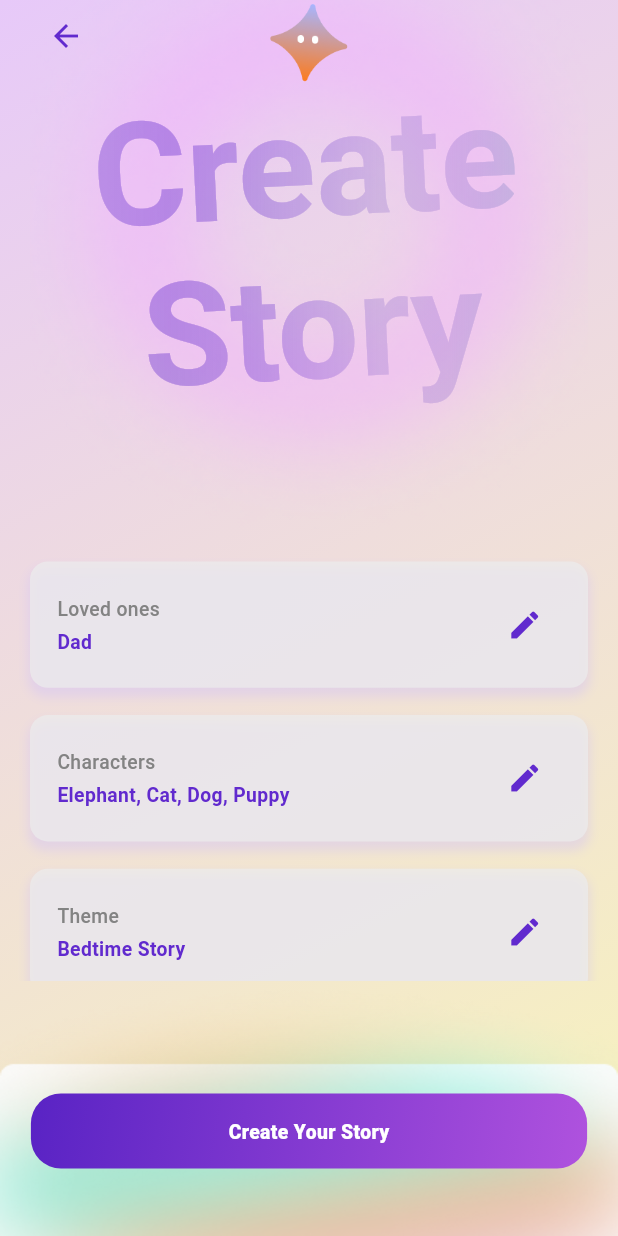
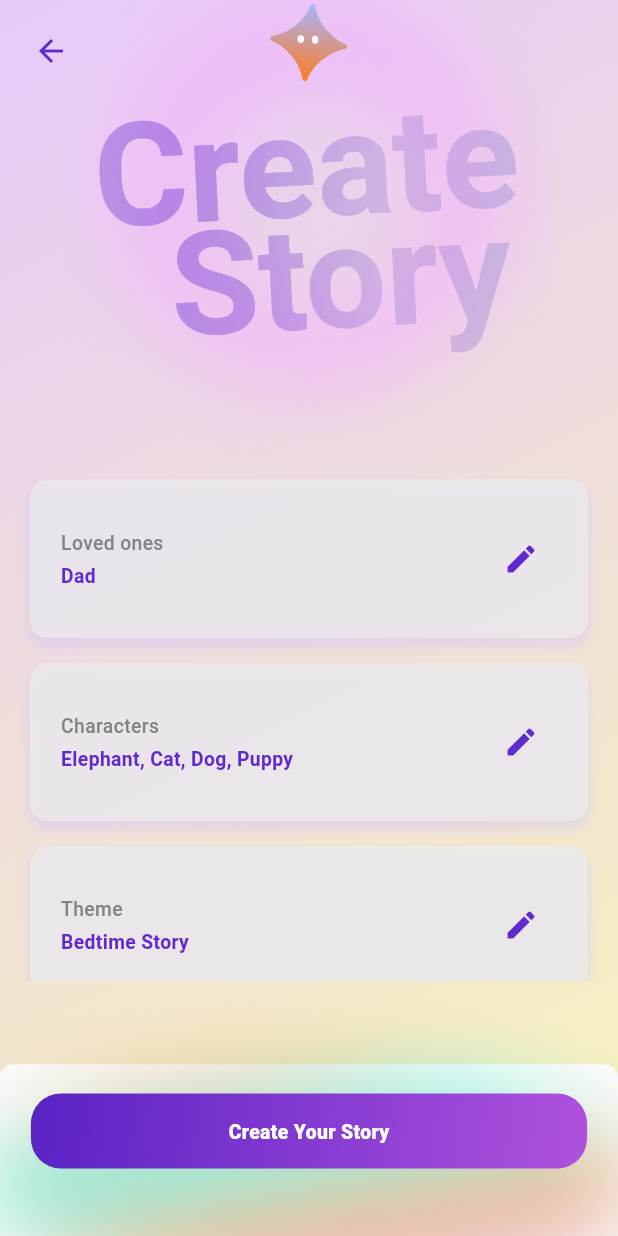
Before and after one commit to Roopa-21/Pixie1, a Flutter app: the CreateStoryPage screen opened by its route, on a phone screen of 412 x 824 dp. Run offline on Flutter 3.47's test engine with Material 3 defaults, Android fonts, the phone set to English and light mode, and no system bars; our stand-ins replace firebase_core, flutter_svg, go_router, percent_indicator; accounts and stored records are empty; Roboto replaces fonts that are missing (SF-Pro-Rounded).

Commit message:
create story UI completd

```diff
--- a/lib/pages/createStory/createStory_page.dart
+++ b/lib/pages/createStory/createStory_page.dart
@@ -33,7 +33,9 @@ class _CreateStoryPageState extends State<CreateStoryPage> {
             end: Alignment.bottomRight,
           ),
         ),
-        child: Column(
+        child: Stack(
+          children: [
+            Column(
               children: [
                 Expanded(
                   child: SingleChildScrollView(
@@ -44,7 +46,7 @@ class _CreateStoryPageState extends State<CreateStoryPage> {
                         children: [
                           SizedBox(
                             width: double.infinity,
-                        height: MediaQuery.of(context).size.height * .43,
+                            height: MediaQuery.of(context).size.height * .388,
                             child: Stack(
                               children: [
                                 Positioned.fill(
@@ -52,8 +54,6 @@ class _CreateStoryPageState extends State<CreateStoryPage> {
                                     alignment: Alignment.center,
                                     child: Image.asset(
                                       'assets/images/Ellipse 13 (2).png',
-                                  width: 450,
-                                  height: 450,
                                       fit: BoxFit.cover,
                                     ),
                                   ),
@@ -77,24 +77,47 @@ class _CreateStoryPageState extends State<CreateStoryPage> {
                                               Color.fromARGB(70, 97, 42, 206),
                                               Color.fromARGB(80, 147, 117, 206),
                                               Color.fromARGB(80, 147, 112, 206),
-                                          Color.fromARGB(110, 147, 152, 205),
+                                              Color.fromARGB(
+                                                  110, 147, 152, 205),
                                             ],
                                             begin: Alignment.centerLeft,
                                             end: Alignment.centerRight,
                                           ).createShader(
-                                        Rect.fromLTWH(0.0, 0.0, bounds.width,
-                                            bounds.height),
+                                            Rect.fromLTWH(0.0, 0.0,
+                                                bounds.width, bounds.height),
                                           ),
                                           child: Transform.rotate(
                                             angle: -.05,
-                                        child: Text(
-                                          'Create\nStory',
+                                            child: Stack(
+                                              children: [
+                                                Text(
+                                                  'Create',
                                                   textAlign: TextAlign.center,
-                                          style: theme.textTheme.displayLarge!
+                                                  style: theme
+                                                      .textTheme.displayLarge!
                                                       .copyWith(
                                                           color: Colors.white,
-                                                  fontWeight: FontWeight.w600,
+                                                          fontWeight:
+                                                              FontWeight.w600,
                                                           fontSize: 96),
+                                                ),
+                                                Padding(
+                                                  padding:
+                                                      const EdgeInsets.only(
+                                                          top: 75.0),
+                                                  child: Text(
+                                                    '  Story',
+                                                    textAlign: TextAlign.center,
+                                                    style: theme
+                                                        .textTheme.displayLarge!
+                                                        .copyWith(
+                                                            color: Colors.white,
+                                                            fontWeight:
+                                                                FontWeight.w600,
+                                                            fontSize: 96),
+                                                  ),
+                                                ),
+                                              ],
                                             ),
                                           ),
                                         ),
@@ -102,25 +125,16 @@ class _CreateStoryPageState extends State<CreateStoryPage> {
                                     ),
                                   ),
                                 ),
-                            SafeArea(
-                              child: IconButton(
-                                icon: const Icon(Icons.arrow_back,
-                                    color: AppColors.iconColor),
-                                onPressed: () {
-                                  context.pop();
-                                },
-                              ),
-                            ),
                               ],
                             ),
                           ),
-                      const SizedBox(height: 20), // For better spacing
+                          // const SizedBox(height: 20),
                           cardForOptions(context, 'Loved ones', 'Dad'),
-                      cardForOptions(
-                          context, 'Characters', 'Elephant, Cat, Dog, Puppy'),
+                          cardForOptions(context, 'Characters',
+                              'Elephant, Cat, Dog, Puppy'),
                           cardForOptions(context, 'Theme', 'Bedtime Story'),
-                      cardForOptions(
-                          context, 'Vocation', 'Select up to five loved ones.'),
+                          cardForOptions(context, 'Vocation',
+                              'Select up to five loved ones.'),
                         ],
                       ),
                     ),
@@ -136,6 +150,21 @@ class _CreateStoryPageState extends State<CreateStoryPage> {
                 ),
               ],
             ),
+            Positioned(
+              top: 10,
+              left: 10,
+              child: SafeArea(
+                child: IconButton(
+                  icon:
+                      const Icon(Icons.arrow_back, color: AppColors.iconColor),
+                  onPressed: () {
+                    context.pop();
+                  },
+                ),
+              ),
+            ),
+          ],
+        ),
       ),
     );
   }
@@ -144,9 +173,9 @@ class _CreateStoryPageState extends State<CreateStoryPage> {
     final devicewidth = MediaQuery.of(context).size.width;
     final theme = Theme.of(context);
     return Container(
-      margin: EdgeInsets.only(bottom: devicewidth * 0.044),
+      margin: EdgeInsets.only(bottom: devicewidth * 0.04),
       padding: EdgeInsets.symmetric(
-          vertical: devicewidth * 0.044, horizontal: devicewidth * 0.044),
+          vertical: devicewidth * 0.07, horizontal: devicewidth * 0.05),
       decoration: BoxDecoration(
         color: const Color.fromARGB(188, 236, 236, 236),
         borderRadius: BorderRadius.circular(12),
```
Lines whose indentation alone changed are shown as unchanged.
